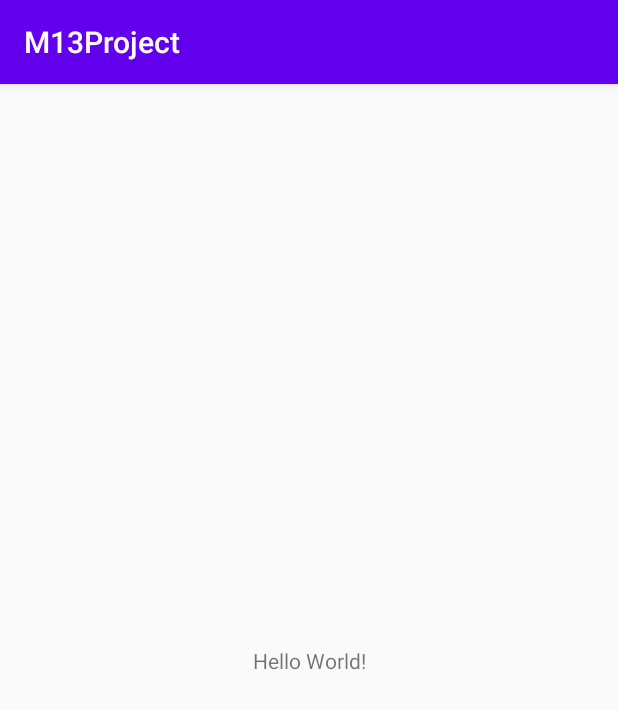
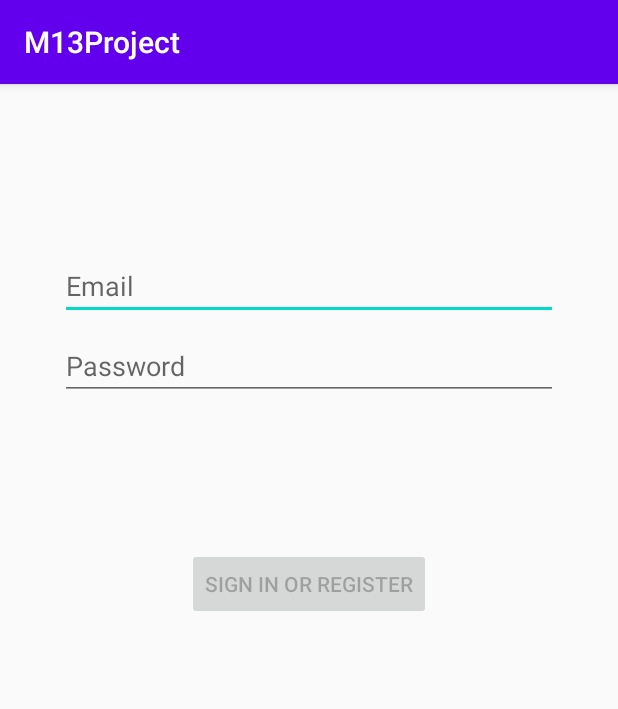
Before and after one commit to MarcLopezMacias/M13Project, an Android app: the screen it shows after launch (MainActivity), on a phone screen of 412 x 824 dp. Shown: the top 709 px of the screen. Run offline under Robolectric (Android 15) with nearby library versions, the phone set to English and light mode, and no system bars.

Commit message:
Navigation + Login
Done

```diff
--- a/app/src/main/res/layout/activity_main.xml
+++ b/app/src/main/res/layout/activity_main.xml
@@ -1,18 +1,18 @@
 <?xml version="1.0" encoding="utf-8"?>
-<androidx.constraintlayout.widget.ConstraintLayout xmlns:android="http://schemas.android.com/apk/res/android"
+<androidx.drawerlayout.widget.DrawerLayout xmlns:android="http://schemas.android.com/apk/res/android"
     xmlns:app="http://schemas.android.com/apk/res-auto"
     xmlns:tools="http://schemas.android.com/tools"
+    android:id="@+id/drawer"
     android:layout_width="match_parent"
     android:layout_height="match_parent"
     tools:context=".MainActivity">
 
-    <TextView
-        android:layout_width="wrap_content"
-        android:layout_height="wrap_content"
-        android:text="Hello World!"
-        app:layout_constraintBottom_toBottomOf="parent"
-        app:layout_constraintLeft_toLeftOf="parent"
-        app:layout_constraintRight_toRightOf="parent"
-        app:layout_constraintTop_toTopOf="parent" />
+    <fragment
+        android:id="@+id/fragment"
+        android:name="androidx.navigation.fragment.NavHostFragment"
+        android:layout_width="match_parent"
+        android:layout_height="match_parent"
+        app:defaultNavHost="true"
+        app:navGraph="@navigation/nav_graph" />
 
-</androidx.constraintlayout.widget.ConstraintLayout>
+</androidx.drawerlayout.widget.DrawerLayout>
--- a/app/src/main/res/layout/fragment_main.xml
+++ b/app/src/main/res/layout/fragment_home.xml
@@ -3,7 +3,7 @@
     xmlns:tools="http://schemas.android.com/tools"
     android:layout_width="match_parent"
     android:layout_height="match_parent"
-    tools:context=".MainFragment">
+    tools:context=".ui.home.HomeFragment">
 
     <!-- TODO: Update blank fragment layout -->
     <TextView
--- /dev/null
+++ b/app/src/main/res/navigation/nav_graph.xml
@@ -0,0 +1,21 @@
+<?xml version="1.0" encoding="utf-8"?>
+<navigation xmlns:android="http://schemas.android.com/apk/res/android"
+    xmlns:app="http://schemas.android.com/apk/res-auto"
+    xmlns:tools="http://schemas.android.com/tools"
+    android:id="@+id/nav_graph"
+    app:startDestination="@id/loginFragment">
+    <fragment
+        android:id="@+id/loginFragment"
+        android:name="cat.itb.m13project.ui.login.LoginFragment"
+        android:label="fragment_login"
+        tools:layout="@layout/fragment_login" >
+        <action
+            android:id="@+id/action_loginFragment_to_homeFragment"
+            app:destination="@id/homeFragment" />
+    </fragment>
+    <fragment
+        android:id="@+id/homeFragment"
+        android:name="cat.itb.m13project.ui.home.HomeFragment"
+        android:label="fragment_home"
+        tools:layout="@layout/fragment_home" />
+</navigation>
--- a/app/src/main/res/values/strings.xml
+++ b/app/src/main/res/values/strings.xml
@@ -9,6 +9,6 @@
     <string name="action_sign_in_short">Sign in</string>
     <string name="welcome">"Welcome!"</string>
     <string name="invalid_username">Not a valid username</string>
-    <string name="invalid_password">Password must be >5 characters</string>
+    <string name="invalid_password">Password must be >8 characters</string>
     <string name="login_failed">"Login failed"</string>
 </resources>
```
Also changed, not shown: app/build.gradle (+5 -2 lines), app/src/main/java/cat/itb/m13project/MainActivity.java (+14 -0 lines), app/src/main/java/cat/itb/m13project/ui/home/HomeFragment.java (renamed from app/src/main/java/cat/itb/m13project/MainFragment.java, +6 -4 lines), app/src/main/java/cat/itb/m13project/ui/login/LoginFragment.java (+19 -4 lines), app/src/main/java/cat/itb/m13project/ui/login/LoginViewModel.java (+7 -3 lines).
